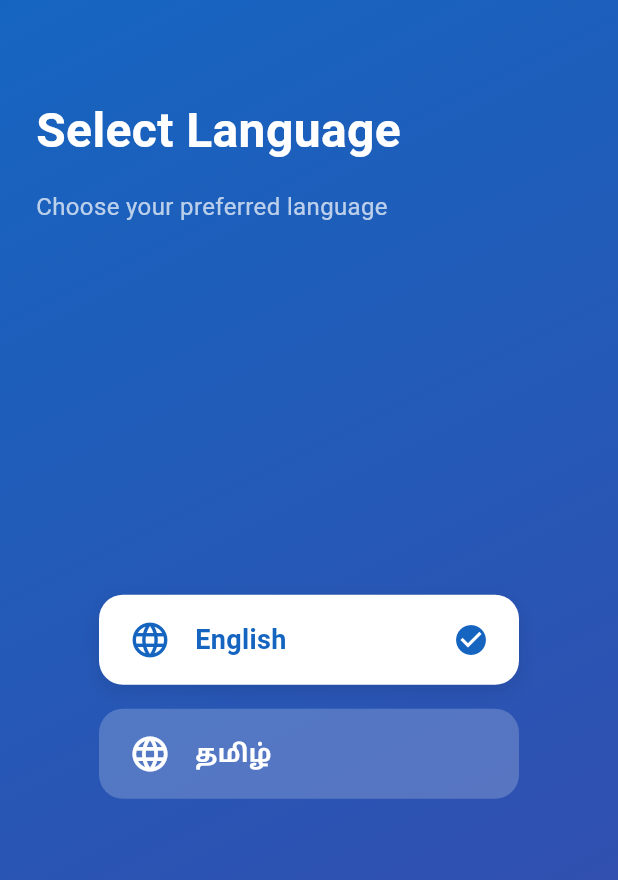
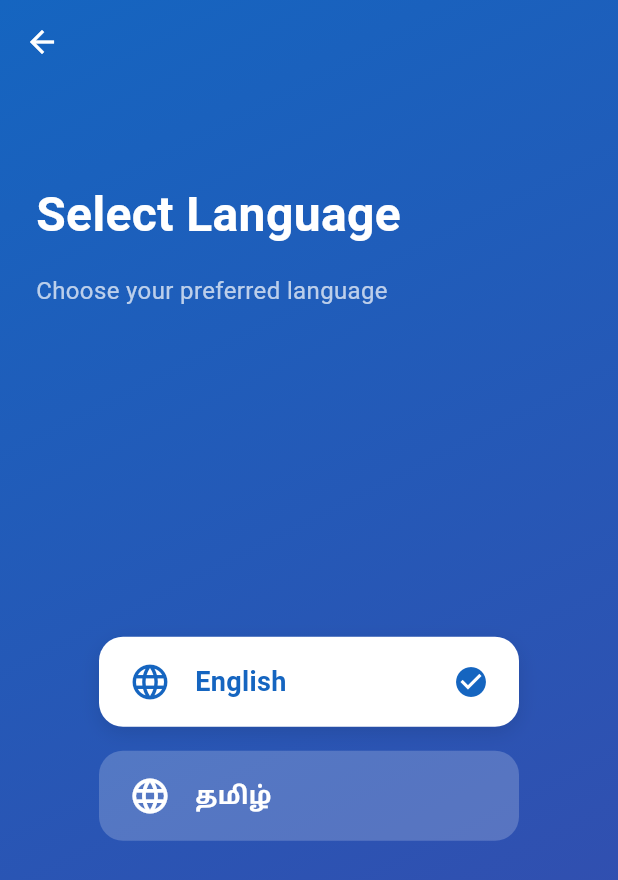
Before and after one commit to DhayananthB/proton, a Flutter app: the LanguageSelectionPage screen opened by its route, on a phone screen of 412 x 824 dp. Shown: the top 880 px of the screen. Run offline on Flutter 3.47's test engine with Material 3 defaults, Android fonts, the phone set to English and light mode, and no system bars; our stand-ins replace flutter_image_compress, image_picker, shared_preferences, speech_to_text; accounts and stored records are empty.

Commit message:
modified language selection page

```diff
--- a/lib/screens/language_selection.dart
+++ b/lib/screens/language_selection.dart
@@ -1,7 +1,6 @@
 import 'package:flutter/material.dart';
 import 'package:provider/provider.dart';
 import '../providers/language_provider.dart';
-import 'home_page.dart';
 
 class LanguageSelectionPage extends StatelessWidget {
   const LanguageSelectionPage({super.key});
@@ -12,6 +11,17 @@ class LanguageSelectionPage extends StatelessWidget {
     final isEnglish = languageProvider.language != 'ta';
 
     return Scaffold(
+      appBar: AppBar(
+        backgroundColor: Colors.transparent,
+        elevation: 0,
+        leading: IconButton(
+          icon: const Icon(Icons.arrow_back, color: Colors.white),
+          onPressed: () {
+            Navigator.pop(context);
+          },
+        ),
+      ),
+      extendBodyBehindAppBar: true,
       body: Container(
         decoration: BoxDecoration(
           gradient: LinearGradient(
@@ -93,24 +103,23 @@ class LanguageSelectionPage extends StatelessWidget {
     return GestureDetector(
       onTap: () {
         languageProvider.setLanguage(language);
-        Navigator.pushReplacement(
-          context,
-          MaterialPageRoute(builder: (context) => HomePage()),
-        );
+        // Removed automatic navigation
       },
       child: Container(
         width: 280,
         padding: const EdgeInsets.symmetric(vertical: 16, horizontal: 20),
         decoration: BoxDecoration(
-          color: isSelected ? Colors.white : Colors.white.withAlpha(51), // 0.2 opacity = 51 in alpha (255 * 0.2)
+          color: isSelected ? Colors.white : Colors.white.withAlpha(51),
           borderRadius: BorderRadius.circular(16),
-          boxShadow: isSelected ? [
+          boxShadow: isSelected
+              ? [
                   BoxShadow(
-              color: Colors.black.withAlpha(26), // 0.1 opacity = 26 in alpha (255 * 0.1)
+                    color: Colors.black.withAlpha(26),
                     blurRadius: 10,
                     offset: const Offset(0, 4),
                   ),
-          ] : null,
+                ]
+              : null,
         ),
         child: Row(
           children: [
```
Lines whose indentation alone changed are shown as unchanged.
